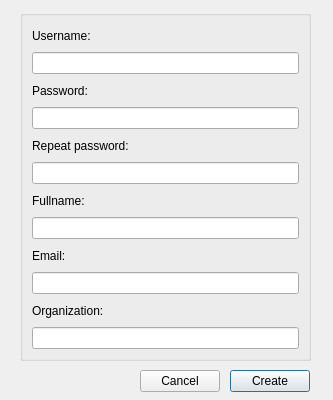
Old version of the form guide/CreateSession.ui in the repository CCC-members/EEG_ArtifacRejection.
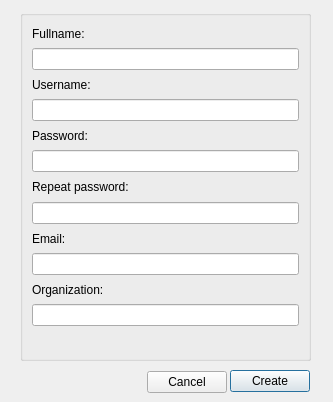
New version of the form.

Commit message: Checking form fields

Patch:
```diff
--- a/guide/CreateSession.ui
+++ b/guide/CreateSession.ui
@@ -7,7 +7,7 @@
     <x>0</x>
     <y>0</y>
     <width>333</width>
-    <height>400</height>
+    <height>402</height>
    </rect>
   </property>
   <property name="windowTitle">
@@ -28,6 +28,16 @@
    <layout class="QVBoxLayout" name="verticalLayout_2">
     <item>
      <layout class="QVBoxLayout" name="verticalLayout">
+      <item>
+       <widget class="QLabel" name="labelFullname">
+        <property name="text">
+         <string>Fullname:</string>
+        </property>
+       </widget>
+      </item>
+      <item>
+       <widget class="QLineEdit" name="lineEditFullname"/>
+      </item>
       <item>
        <widget class="QLabel" name="label">
         <property name="text">
@@ -66,16 +76,6 @@
         </property>
        </widget>
       </item>
-      <item>
-       <widget class="QLabel" name="labelFullname">
-        <property name="text">
-         <string>Fullname:</string>
-        </property>
-       </widget>
-      </item>
-      <item>
-       <widget class="QLineEdit" name="lineEditFullname"/>
-      </item>
       <item>
        <widget class="QLabel" name="label_3">
         <property name="text">
@@ -96,6 +96,19 @@
       <item>
        <widget class="QLineEdit" name="lineEditOrganization"/>
       </item>
+      <item>
+       <widget class="QLabel" name="labelCheckField">
+        <property name="styleSheet">
+         <string notr="true">color: red</string>
+        </property>
+        <property name="text">
+         <string/>
+        </property>
+        <property name="alignment">
+         <set>Qt::AlignRight|Qt::AlignTrailing|Qt::AlignVCenter</set>
+        </property>
+       </widget>
+      </item>
      </layout>
     </item>
    </layout>
@@ -116,8 +129,8 @@
   <widget class="QPushButton" name="pushButtonCancel">
    <property name="geometry">
     <rect>
-     <x>140</x>
-     <y>370</y>
+     <x>147</x>
+     <y>371</y>
      <width>80</width>
      <height>22</height>
     </rect>
```
The commit also changes 2 other files.
